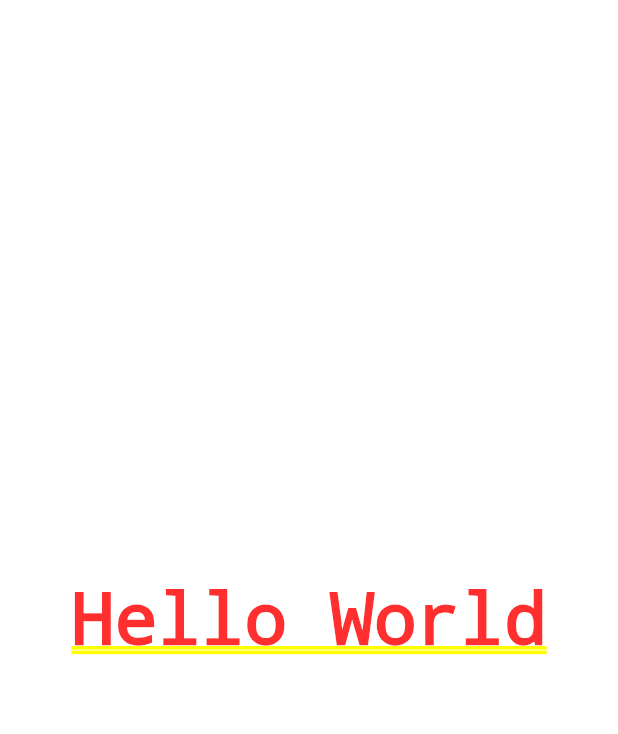
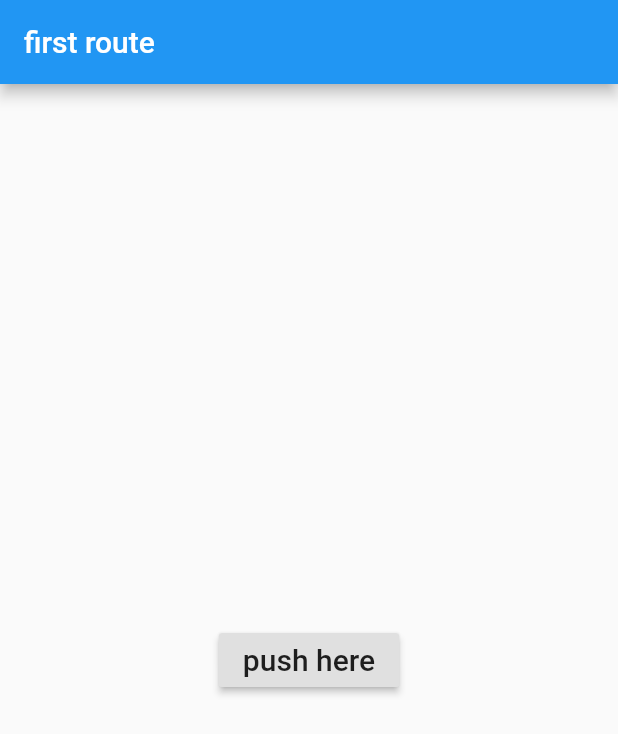
Before and after one commit to 11mrhappy/firstapp, a Flutter app: the screen it shows after launch, on a phone screen of 412 x 824 dp. Shown: the top 734 px of the screen. Run offline on Flutter 3.47's test engine with Material 2 defaults, Android fonts, the phone set to English and light mode, and no system bars.

Commit message:
画面遷移とルーティング

```diff
--- a/lib/main.dart
+++ b/lib/main.dart
@@ -1,11 +1,63 @@
+import 'package:flutter/cupertino.dart';
 import 'package:flutter/material.dart';
 
-void main() {
-  runApp(
-    MaterialApp(
-      home: Center(
-        child: Text('Hello World')
+void main() => runApp(MaterialApp(
+    initialRoute: '/first',
+    routes: <String, WidgetBuilder> {
+      '/first':(BuildContext context) => FirstRoute(),
+      '/second':(BuildContext context) => SecondRoute(),
+    }
+  )
+);
+
+class FirstRoute extends StatelessWidget {
+  @override
+  Widget build(BuildContext context) {
+    return Scaffold(
+      appBar: AppBar(
+        title: Text('first route'),
       ),
-    ),
-  );
+      body: Center(
+        child: Column(
+          mainAxisAlignment: MainAxisAlignment.center,
+          children: [
+            RaisedButton(
+              onPressed: () {
+                Navigator.pushNamed(context, '/second');
+              },
+              child: Text('push here',
+                style: TextStyle(fontSize: 20),
+              )
+            )
+          ],
+        ),
+      ),
+    );
+  }
 }
+
+class SecondRoute extends StatelessWidget {
+  @override
+  Widget build(BuildContext context) {
+    return Scaffold(
+      appBar: AppBar(
+        title: Text('second route'),
+      ),
+      body: Center(
+        child: Column(
+          mainAxisAlignment: MainAxisAlignment.center,
+          children: [
+            RaisedButton(
+              onPressed: () {
+                Navigator.pop(context);
+              },
+              child: Text('push here',
+                style: TextStyle(fontSize: 20),
+              )
+            )
+          ],
+        ),
+      ),
+    );
+  }
+}
```
Also changed, not shown: 2 other files.
